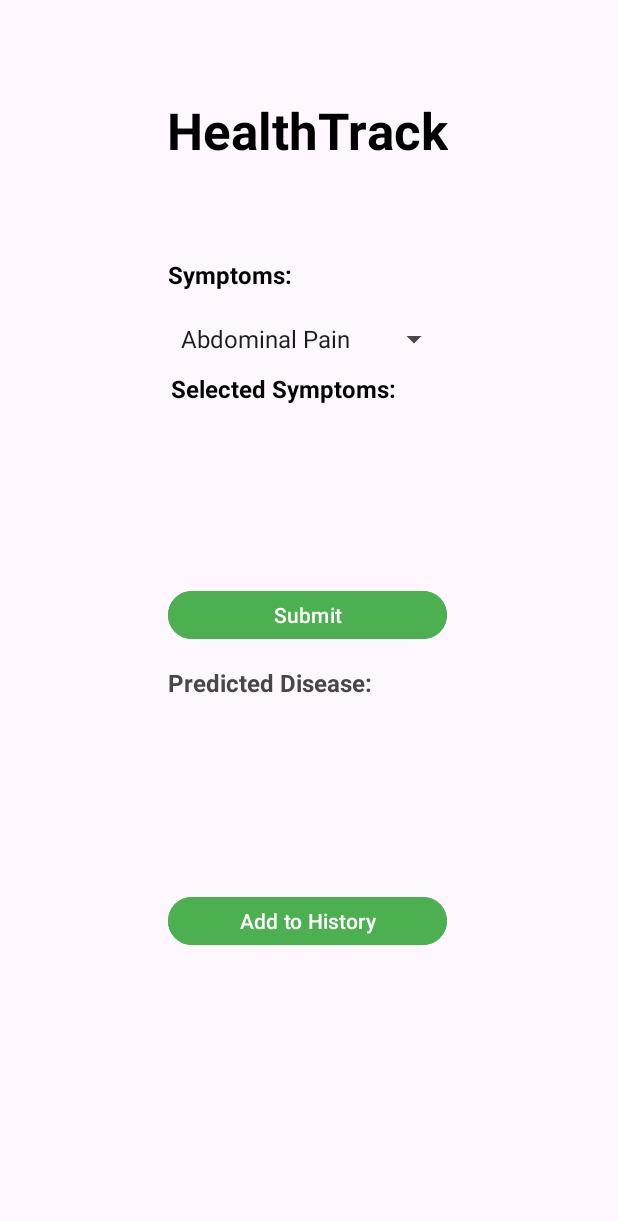
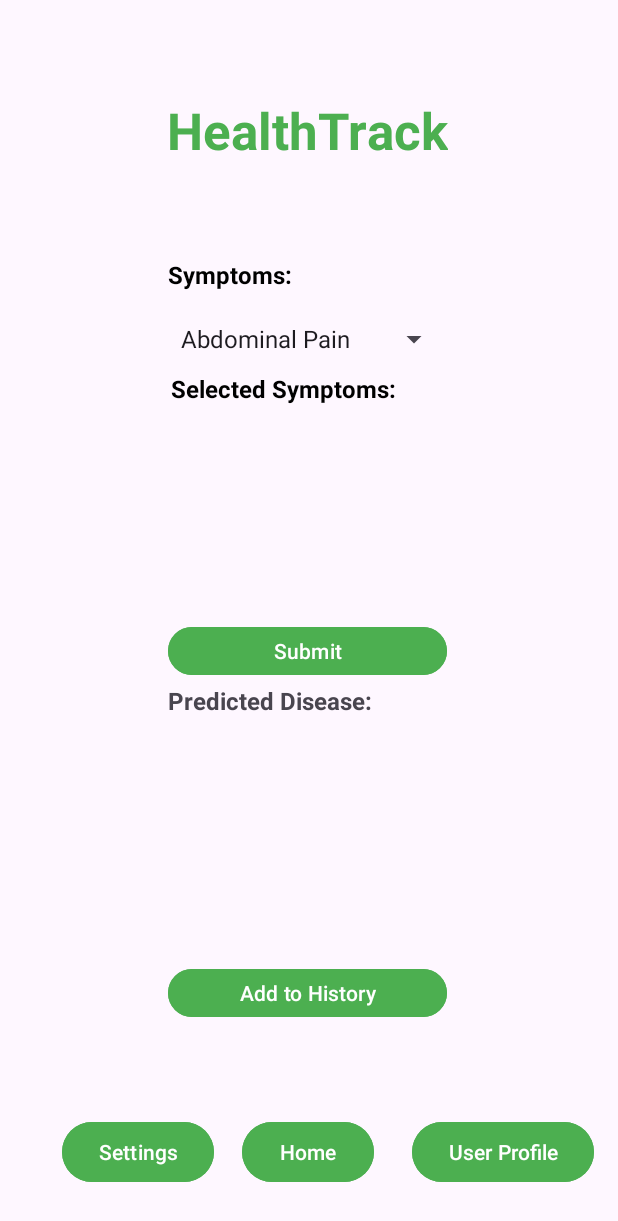
Before and after one commit to bendoantran/Software_development, an Android app: the screen it shows after launch (MainActivity), on a phone screen of 412 x 824 dp. Shown: the top 1221 px of the screen. Run offline under Robolectric (Android 15) with nearby library versions, the phone set to English and light mode, and no system bars.

Commit message:
Added functionality to "Add to History" button as well as placeholder buttons for navigating page to page

```diff
--- a/app/src/main/java/com/example/healthtrackprototype/MainActivity.java
+++ b/app/src/main/java/com/example/healthtrackprototype/MainActivity.java
@@ -15,6 +15,10 @@ import androidx.appcompat.app.AppCompatActivity;
 import androidx.core.graphics.Insets;
 import androidx.core.view.ViewCompat;
 import androidx.core.view.WindowInsetsCompat;
+
+import com.google.android.material.snackbar.BaseTransientBottomBar;
+import com.google.android.material.snackbar.Snackbar;
+
 import java.util.*;
 
 public class MainActivity extends AppCompatActivity {
@@ -117,6 +121,18 @@ public class MainActivity extends AppCompatActivity {
 
 
             }
+
+        });
+        Button history = findViewById(R.id.historyButton);
+        history.setOnClickListener(new View.OnClickListener() {
+            @Override
+            public void onClick(View v) {
+                if(!predictions.isEmpty()){
+                Snackbar.make(findViewById(R.id.main),"Added to History", BaseTransientBottomBar.LENGTH_LONG).show();
+            }else{
+                    Snackbar.make(findViewById(R.id.main),"Nothing to add to History",BaseTransientBottomBar.LENGTH_LONG).show();
+                }
+            }
         });
     }
     static class DiseaseData {
--- a/app/src/main/res/layout/activity_main.xml
+++ b/app/src/main/res/layout/activity_main.xml
@@ -9,9 +9,9 @@
 
     <ListView
         android:id="@+id/diseaseOutput"
-        android:layout_width="186dp"
-        android:layout_height="50dp"
-        android:layout_marginTop="220dp"
+        android:layout_width="185dp"
+        android:layout_height="133dp"
+        android:layout_marginTop="208dp"
         app:layout_constraintEnd_toEndOf="parent"
         app:layout_constraintHorizontal_bias="0.506"
         app:layout_constraintStart_toStartOf="parent"
@@ -22,8 +22,12 @@
         android:layout_width="wrap_content"
         android:layout_height="wrap_content"
         android:layout_marginTop="64dp"
+        android:shadowColor="#000000"
         android:text="HealthTrack"
-        android:textColor="#000000"
+        android:textColor="#4CAF50"
+        android:textColorHighlight="#000000"
+        android:textColorHint="#000000"
+        android:textColorLink="#000000"
         android:textSize="34sp"
         android:textStyle="bold"
         app:layout_constraintEnd_toEndOf="parent"
@@ -49,7 +53,7 @@
         android:id="@+id/predictedDiseaseTag"
         android:layout_width="wrap_content"
         android:layout_height="wrap_content"
-        android:layout_marginTop="444dp"
+        android:layout_marginTop="456dp"
         android:text="Predicted Disease:"
         android:textSize="16sp"
         android:textStyle="bold"
@@ -73,7 +77,7 @@
     <ListView
         android:id="@+id/selectedSymptomsList"
         android:layout_width="169dp"
-        android:layout_height="59dp"
+        android:layout_height="95dp"
         android:layout_marginTop="12dp"
         app:layout_constraintEnd_toEndOf="parent"
         app:layout_constraintStart_toStartOf="parent"
@@ -98,7 +102,7 @@
         android:layout_width="186dp"
         android:layout_height="40dp"
         android:layout_marginStart="112dp"
-        android:layout_marginTop="140dp"
+        android:layout_marginTop="164dp"
         android:layout_marginEnd="113dp"
         android:backgroundTint="#4CAF50"
         android:text="Submit"
@@ -112,7 +116,7 @@
         android:layout_width="186dp"
         android:layout_height="40dp"
         android:layout_marginStart="112dp"
-        android:layout_marginTop="344dp"
+        android:layout_marginTop="392dp"
         android:layout_marginEnd="113dp"
         android:backgroundTint="#4CAF50"
         android:text="Add to History"
@@ -121,4 +125,46 @@
         app:layout_constraintStart_toStartOf="parent"
         app:layout_constraintTop_toBottomOf="@+id/symptoms" />
 
+    <Button
+        android:id="@+id/homeIcon_homepage"
+        android:layout_width="wrap_content"
+        android:layout_height="wrap_content"
+        android:layout_marginTop="40dp"
+        android:layout_marginBottom="10dp"
+        android:backgroundTint="#4CAF50"
+        android:text="Home"
+        app:layout_constraintBottom_toBottomOf="parent"
+        app:layout_constraintEnd_toEndOf="parent"
+        app:layout_constraintHorizontal_bias="0.498"
+        app:layout_constraintStart_toStartOf="parent"
+        app:layout_constraintTop_toBottomOf="@+id/historyButton" />
+
+    <Button
+        android:id="@+id/settingsIcon_homepage"
+        android:layout_width="wrap_content"
+        android:layout_height="wrap_content"
+        android:layout_marginTop="40dp"
+        android:layout_marginBottom="10dp"
+        android:backgroundTint="#4CAF50"
+        android:text="Settings"
+        app:layout_constraintBottom_toBottomOf="parent"
+        app:layout_constraintEnd_toEndOf="parent"
+        app:layout_constraintHorizontal_bias="0.133"
+        app:layout_constraintStart_toStartOf="parent"
+        app:layout_constraintTop_toBottomOf="@+id/historyButton" />
+
+    <Button
+        android:id="@+id/userProfileIcon_homepage"
+        android:layout_width="wrap_content"
+        android:layout_height="wrap_content"
+        android:layout_marginTop="40dp"
+        android:layout_marginBottom="10dp"
+        android:backgroundTint="#4CAF50"
+        android:text="User Profile"
+        app:layout_constraintBottom_toBottomOf="parent"
+        app:layout_constraintEnd_toEndOf="parent"
+        app:layout_constraintHorizontal_bias="0.944"
+        app:layout_constraintStart_toStartOf="parent"
+        app:layout_constraintTop_toBottomOf="@+id/historyButton" />
+
 </androidx.constraintlayout.widget.ConstraintLayout>
```
Also changed, not shown: app/src/main/res/drawable-finger/homelogo.png (added).
